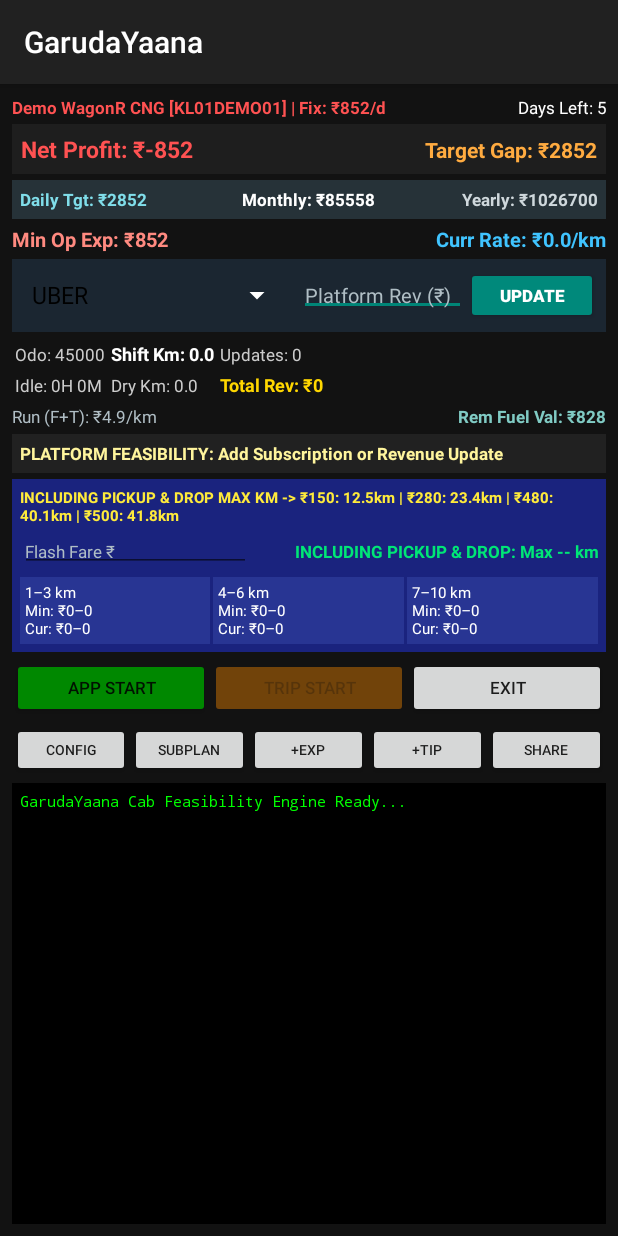
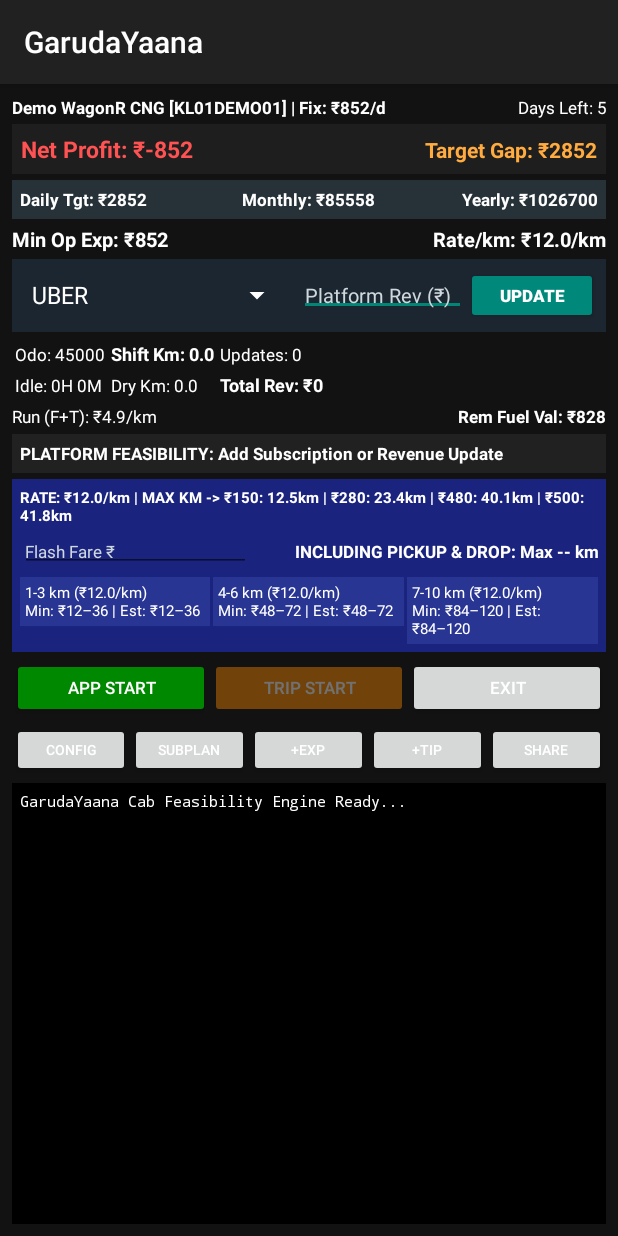
Before and after one commit to ramassociates/GarudaYaana, an Android app: the screen it shows after launch (MainActivity), on a phone screen of 412 x 824 dp. Run offline under Robolectric (Android 15) with nearby library versions, the phone set to English and light mode, and no system bars.

Commit message:
Add files via upload

```diff
--- a/app/src/main/java/com/example/garudayaana/MainActivity.java
+++ b/app/src/main/java/com/example/garudayaana/MainActivity.java
@@ -2,7 +2,6 @@ package com.example.garudayaana;
 
 import android.Manifest;
 import android.app.AlertDialog;
-import android.app.DatePickerDialog;
 import android.content.Context;
 import android.content.Intent;
 import android.content.SharedPreferences;
@@ -19,6 +18,7 @@ import android.speech.SpeechRecognizer;
 import android.text.Editable;
 import android.text.TextWatcher;
 import android.view.View;
+import android.view.ViewGroup;
 import android.view.WindowManager;
 import android.view.inputmethod.InputMethodManager;
 import android.widget.ArrayAdapter;
@@ -44,6 +44,7 @@ import java.util.ArrayList;
 import java.util.Calendar;
 import java.util.Date;
 import java.util.HashMap;
+import java.util.List;
 import java.util.Locale;
 import java.util.Scanner;
 import java.util.concurrent.Executors;
@@ -130,6 +131,30 @@ public class MainActivity extends AppCompatActivity {
     private final HashMap<String, String> platformSubInfoMap = new HashMap<>();
     private double dailyStandingCost = 0.0;
 
+    private ArrayAdapter<String> createWhiteSpinnerAdapter(List<String> items) {
+        return new ArrayAdapter<String>(this, android.R.layout.simple_spinner_item, items) {
+            @NonNull
+            @Override
+            public View getView(int position, View convertView, @NonNull ViewGroup parent) {
+                View v = super.getView(position, convertView, parent);
+                if (v instanceof TextView) {
+                    ((TextView) v).setTextColor(0xFFFFFFFF);
+                }
+                return v;
+            }
+
+            @Override
+            public View getDropDownView(int position, View convertView, @NonNull ViewGroup parent) {
+                View v = super.getDropDownView(position, convertView, parent);
+                if (v instanceof TextView) {
+                    ((TextView) v).setTextColor(0xFFFFFFFF);
+                    v.setBackgroundColor(0xFF1E1E1E);
+                }
+                return v;
+            }
+        };
+    }
+
     private void fetchTrainData(String url) {
         Executors.newSingleThreadExecutor().execute(() -> {
             OkHttpClient client = new OkHttpClient();
@@ -145,6 +170,7 @@ public class MainActivity extends AppCompatActivity {
 
     private void processCsvData(String data) {
         if (tvTrainData == null || data == null) return;
+        tvTrainData.setTextColor(0xFFFFFFFF);
         String[] lines = data.split("\n");
         StringBuilder displayData = new StringBuilder();
         for (int i = 1; i < lines.length; i++) {
@@ -274,6 +300,25 @@ public class MainActivity extends AppCompatActivity {
 
         btnAppToggle = findViewById(R.id.btnAppToggle);
         btnTripToggle = findViewById(R.id.btnTripToggle);
+
+        TextView[] whiteViews = {
+                tvVehicleStatus, tvDaysLeft, tvDailyGrossTarget, tvMonthlyGrossTarget,
+                tvYearlyGrossTarget, tvMinReqAvg, tvCurrentAvg, tvOdoMeter, tvTotalDist,
+                tvOrdersToday, tvWaitTime, tvDryRun, tvAvgFuelCons, tvAvailFuel,
+                tvEarnings, tvTerminalLog, tvTrainData, tvFlashOfferGuide, tvFlashFareResult,
+                tvRange1to3, tvRange4to6, tvRange7to10
+        };
+        for (TextView tv : whiteViews) {
+            if (tv != null) tv.setTextColor(0xFFFFFFFF);
+        }
+        if (etTotalRevenueInput != null) {
+            etTotalRevenueInput.setTextColor(0xFFFFFFFF);
+            etTotalRevenueInput.setHintTextColor(0xFFCFD8DC);
+        }
+        if (etFlashFareCheck != null) {
+            etFlashFareCheck.setTextColor(0xFFFFFFFF);
+            etFlashFareCheck.setHintTextColor(0xFFCFD8DC);
+        }
     }
 
     private void attachClickListenersSafely() {
@@ -283,6 +328,11 @@ public class MainActivity extends AppCompatActivity {
         Button btnShareCSV = findViewById(R.id.btnShareCSV);
         Button btnTips = findViewById(R.id.btnTips);
         Button btnExpense = findViewById(R.id.btnExpense);
+
+        Button[] allButtons = {btnExitApp, btnVehicleConfig, btnSubPlan, btnShareCSV, btnTips, btnExpense, btnUpdateRevenue, btnAppToggle, btnTripToggle};
+        for (Button b : allButtons) {
+            if (b != null) b.setTextColor(0xFFFFFFFF);
+        }
 
         if (etFlashFareCheck != null) {
             etFlashFareCheck.addTextChangedListener(new TextWatcher() {
@@ -403,7 +453,7 @@ public class MainActivity extends AppCompatActivity {
                 final EditText etTip = new EditText(this);
                 etTip.setHint("Tip Amount (₹)");
                 etTip.setTextColor(0xFFFFFFFF);
-                etTip.setHintTextColor(0xFFB0BEC5);
+                etTip.setHintTextColor(0xFFCFD8DC);
                 etTip.setInputType(android.text.InputType.TYPE_CLASS_NUMBER | android.text.InputType.TYPE_NUMBER_FLAG_DECIMAL);
                 b.setView(etTip);
                 b.setPositiveButton("Add", (d, w) -> {
@@ -613,7 +663,7 @@ public class MainActivity extends AppCompatActivity {
         l.addView(tvP);
 
         final Spinner spnPlat = new Spinner(this);
-        spnPlat.setAdapter(new ArrayAdapter<>(this, android.R.layout.simple_spinner_dropdown_item, speechPlatformsList));
+        spnPlat.setAdapter(createWhiteSpinnerAdapter(speechPlatformsList));
         l.addView(spnPlat);
 
         final EditText etFee = createDialogEditText(this, "Subscription Plan Fee (₹):", "165", l);
@@ -659,7 +709,7 @@ public class MainActivity extends AppCompatActivity {
         ArrayList<String> cats = new ArrayList<>(speechPlatformsList);
         cats.add("GENERAL / TOLL / TEA");
         final Spinner spnCat = new Spinner(this);
-        spnCat.setAdapter(new ArrayAdapter<>(this, android.R.layout.simple_spinner_dropdown_item, cats));
+        spnCat.setAdapter(createWhiteSpinnerAdapter(cats));
         l.addView(spnCat);
 
         final EditText etLabel = createDialogEditText(this, "Expense Head (e.g. Toll, Tea):", "", l);
@@ -828,11 +878,20 @@ public class MainActivity extends AppCompatActivity {
             double monthlyGrossTarget = (dailyStandingCost + dailyNetIncomeGoal) * 30.0;
             double yearlyGrossTarget = monthlyGrossTarget * 12.0;
 
-            if (tvDailyGrossTarget != null) tvDailyGrossTarget.setText("Daily Tgt: ₹" + String.format(Locale.US, "%.0f", dailyGrossTarget));
-            if (tvMonthlyGrossTarget != null) tvMonthlyGrossTarget.setText("Monthly: ₹" + String.format(Locale.US, "%.0f", monthlyGrossTarget));
-            if (tvYearlyGrossTarget != null) tvYearlyGrossTarget.setText("Yearly: ₹" + String.format(Locale.US, "%.0f", yearlyGrossTarget));
-
-            currentRatePerKm = (totalShiftKm > 0.05) ? (dailyEarningsSum / totalShiftKm) : 0.0;
+            if (tvDailyGrossTarget != null) {
+                tvDailyGrossTarget.setTextColor(0xFFFFFFFF);
+                tvDailyGrossTarget.setText("Daily Tgt: ₹" + String.format(Locale.US, "%.0f", dailyGrossTarget));
+            }
+            if (tvMonthlyGrossTarget != null) {
+                tvMonthlyGrossTarget.setTextColor(0xFFFFFFFF);
+                tvMonthlyGrossTarget.setText("Monthly: ₹" + String.format(Locale.US, "%.0f", monthlyGrossTarget));
+            }
+            if (tvYearlyGrossTarget != null) {
+                tvYearlyGrossTarget.setTextColor(0xFFFFFFFF);
+                tvYearlyGrossTarget.setText("Yearly: ₹" + String.format(Locale.US, "%.0f", yearlyGrossTarget));
+            }
+
+            currentRatePerKm = (totalShiftKm > 0.05) ? (dailyEarningsSum / totalShiftKm) : getMinBreakEvenRatePerKm();
 
             if (tvLiveNetProfit != null) {
                 tvLiveNetProfit.setText("Net Profit: ₹" + String.format(Locale.US, "%.0f", liveNetProfit));
@@ -849,16 +908,43 @@ public class MainActivity extends AppCompatActivity {
                 }
             }
 
-            if (tvMinReqAvg != null) tvMinReqAvg.setText("Min Op Exp: ₹" + String.format(Locale.US, "%.0f", minOperatingExpenditure));
-            if (tvCurrentAvg != null) tvCurrentAvg.setText("Curr Rate: ₹" + String.format(Locale.US, "%.1f/km", currentRatePerKm));
-
-            if (tvOdoMeter != null) tvOdoMeter.setText("Odo: " + String.format(Locale.US, "%.0f", vehicleOdoBaseline + totalShiftKm));
-            if (tvTotalDist != null) tvTotalDist.setText("Shift Km: " + String.format(Locale.US, "%.1f", totalShiftKm));
-            if (tvDryRun != null) tvDryRun.setText("Dry Km: " + String.format(Locale.US, "%.1f", dryRunDistanceKm));
-            if (tvOrdersToday != null) tvOrdersToday.setText("Updates: " + dailyOrdersCount);
-            if (tvEarnings != null) tvEarnings.setText("Total Rev: ₹" + String.format(Locale.US, "%.0f", dailyEarningsSum));
-            if (tvAvgFuelCons != null) tvAvgFuelCons.setText("Run (F+T): ₹" + String.format(Locale.US, "%.1f/km", totalRunCostPerKm));
-            if (tvAvailFuel != null) tvAvailFuel.setText("Rem Fuel Val: ₹" + String.format(Locale.US, "%.0f", remainingFuelValueRs));
+            if (tvMinReqAvg != null) {
+                tvMinReqAvg.setTextColor(0xFFFFFFFF);
+                tvMinReqAvg.setText("Min Op Exp: ₹" + String.format(Locale.US, "%.0f", minOperatingExpenditure));
+            }
+            if (tvCurrentAvg != null) {
+                tvCurrentAvg.setTextColor(0xFFFFFFFF);
+                tvCurrentAvg.setText("Rate/km: ₹" + String.format(Locale.US, "%.1f/km", currentRatePerKm));
+            }
+
+            if (tvOdoMeter != null) {
+                tvOdoMeter.setTextColor(0xFFFFFFFF);
+                tvOdoMeter.setText("Odo: " + String.format(Locale.US, "%.0f", vehicleOdoBaseline + totalShiftKm));
+            }
+            if (tvTotalDist != null) {
+                tvTotalDist.setTextColor(0xFFFFFFFF);
+                tvTotalDist.setText("Shift Km: " + String.format(Locale.US, "%.1f", totalShiftKm));
+            }
+            if (tvDryRun != null) {
+                tvDryRun.setTextColor(0xFFFFFFFF);
+                tvDryRun.setText("Dry Km: " + String.format(Locale.US, "%.1f", dryRunDistanceKm));
+            }
+            if (tvOrdersToday != null) {
+                tvOrdersToday.setTextColor(0xFFFFFFFF);
+                tvOrdersToday.setText("Updates: " + dailyOrdersCount);
+            }
+            if (tvEarnings != null) {
+                tvEarnings.setTextColor(0xFFFFFFFF);
+                tvEarnings.setText("Total Rev: ₹" + String.format(Locale.US, "%.0f", dailyEarningsSum));
+            }
+            if (tvAvgFuelCons != null) {
+                tvAvgFuelCons.setTextColor(0xFFFFFFFF);
+                tvAvgFuelCons.setText("Run (F+T): ₹" + String.format(Locale.US, "%.1f/km", totalRunCostPerKm));
+            }
+            if (tvAvailFuel != null) {
+                tvAvailFuel.setTextColor(0xFFFFFFFF);
+                tvAvailFuel.setText("Rem Fuel Val: ₹" + String.format(Locale.US, "%.0f", remainingFuelValueRs));
+            }
 
             updatePlatformFeasibilityBanner(totalShiftKm, totalRunCostPerKm);
             updateFeasibilityRangeChart();
@@ -870,7 +956,7 @@ public class MainActivity extends AppCompatActivity {
         if (tvPlatformFeasibility == null) return;
         if (platformRevenueMap.isEmpty() && platformExpenseMap.isEmpty()) {
             tvPlatformFeasibility.setText("PLATFORM FEASIBILITY: Add Subscription or Revenue Update");
-            tvPlatformFeasibility.setTextColor(0xFFFFF59D);
+            tvPlatformFeasibility.setTextColor(0xFFFFFFFF);
             return;
         }
 
@@ -893,46 +979,71 @@ public class MainActivity extends AppCompatActivity {
               .append(verdict).append(" (₹").append(String.format(Locale.US, "%.0f", platNet)).append(")");
         }
 
+        tvPlatformFeasibility.setTextColor(0xFFFFFFFF);
         tvPlatformFeasibility.setText(sb.length() == 0 ? "PLATFORM FEASIBILITY: Ready" : sb.toString());
     }
 
     private double getMinBreakEvenRatePerKm() {
+        calculateMathematicalDailyStandingCost30Day();
         double totalRunCostPerKm = getTotalPerKmWearAndFuelCost();
         double standingPerKm = dailyStandingCost / 120.0;
-        return totalRunCostPerKm + standingPerKm;
+        double rate = totalRunCostPerKm + standingPerKm;
+        return rate > 0.1 ? rate : 12.0;
     }
 
     private void updateFeasibilityRangeChart() {
         double minBreakEvenPerKm = getMinBreakEvenRatePerKm();
-        double maxKm150 = minBreakEvenPerKm > 0 ? (150.0 / minBreakEvenPerKm) : 0;
-        double maxKm280 = minBreakEvenPerKm > 0 ? (280.0 / minBreakEvenPerKm) : 0;
-        double maxKm480 = minBreakEvenPerKm > 0 ? (480.0 / minBreakEvenPerKm) : 0;
-        double maxKm500 = minBreakEvenPerKm > 0 ? (500.0 / minBreakEvenPerKm) : 0;
+        double effectivePerKm = (getTotalShiftKm() > 0.05 && dailyEarningsSum > 0)
+                ? (dailyEarningsSum / getTotalShiftKm())
+                : minBreakEvenPerKm;
+
+        double maxKm150 = 150.0 / minBreakEvenPerKm;
+        double maxKm280 = 280.0 / minBreakEvenPerKm;
+        double maxKm480 = 480.0 / minBreakEvenPerKm;
+        double maxKm500 = 500.0 / minBreakEvenPerKm;
 
         if (tvFlashOfferGuide != null) {
+            tvFlashOfferGuide.setTextColor(0xFFFFFFFF);
             tvFlashOfferGuide.setText(String.format(Locale.US,
-                    "INCLUDING PICKUP & DROP MAX KM -> ₹150: %.1fkm | ₹280: %.1fkm | ₹480: %.1fkm | ₹500: %.1fkm",
-                    maxKm150, maxKm280, maxKm480, maxKm500));
-        }
+                    "RATE: ₹%.1f/km | MAX KM -> ₹150: %.1fkm | ₹280: %.1fkm | ₹480: %.1fkm | ₹500: %.1fkm",
+                    minBreakEvenPerKm, maxKm150, maxKm280, maxKm480, maxKm500));
+        }
+
+        double min1to3 = Math.max(1.0, Math.ceil(1.0 * minBreakEvenPerKm));
+        double max1to3 = Math.max(min1to3 + 1.0, Math.ceil(3.0 * minBreakEvenPerKm));
+        double cur1to3Low = Math.max(1.0, Math.round(1.0 * effectivePerKm));
+        double cur1to3High = Math.max(cur1to3Low + 1.0, Math.round(3.0 * effectivePerKm));
+
+        double min4to6 = Math.max(1.0, Math.ceil(4.0 * minBreakEvenPerKm));
+        double max4to6 = Math.max(min4to6 + 1.0, Math.ceil(6.0 * minBreakEvenPerKm));
+        double cur4to6Low = Math.max(1.0, Math.round(4.0 * effectivePerKm));
+        double cur4to6High = Math.max(cur4to6Low + 1.0, Math.round(6.0 * effectivePerKm));
+
+        double min7to10 = Math.max(1.0, Math.ceil(7.0 * minBreakEvenPerKm));
+        double max7to10 = Math.max(min7to10 + 1.0, Math.ceil(10.0 * minBreakEvenPerKm));
+        double cur7to10Low = Math.max(1.0, Math.round(7.0 * effectivePerKm));
+        double cur7to10High = Math.max(cur7to10Low + 1.0, Math.round(10.0 * effectivePerKm));
+
         if (tvRange1to3 != null) {
-            tvRange1to3.setText(String.format(Locale.US, "1–3 km\nMin: ₹%.0f–%.0f\nCur: ₹%.0f–%.0f",
-                    Math.ceil(1.0 * minBreakEvenPerKm), Math.ceil(3.0 * minBreakEvenPerKm),
-                    Math.round(1.0 * currentRatePerKm), Math.round(3.0 * currentRatePerKm)));
+            tvRange1to3.setTextColor(0xFFFFFFFF);
+            tvRange1to3.setText(String.format(Locale.US, "1-3 km (₹%.1f/km)\nMin: ₹%.0f–%.0f | Est: ₹%.0f–%.0f",
+                    minBreakEvenPerKm, min1to3, max1to3, cur1to3Low, cur1to3High));
         }
         if (tvRange4to6 != null) {
-            tvRange4to6.setText(String.format(Locale.US, "4–6 km\nMin: ₹%.0f–%.0f\nCur: ₹%.0f–%.0f",
-                    Math.ceil(4.0 * minBreakEvenPerKm), Math.ceil(6.0 * minBreakEvenPerKm),
-                    Math.round(4.0 * currentRatePerKm), Math.round(6.0 * currentRatePerKm)));
+            tvRange4to6.setTextColor(0xFFFFFFFF);
+            tvRange4to6.setText(String.format(Locale.US, "4-6 km (₹%.1f/km)\nMin: ₹%.0f–%.0f | Est: ₹%.0f–%.0f",
+                    minBreakEvenPerKm, min4to6, max4to6, cur4to6Low, cur4to6High));
         }
         if (tvRange7to10 != null) {
-            tvRange7to10.setText(String.format(Locale.US, "7–10 km\nMin: ₹%.0f–%.0f\nCur: ₹%.0f–%.0f",
-                    Math.ceil(7.0 * minBreakEvenPerKm), Math.ceil(10.0 * minBreakEvenPerKm),
-                    Math.round(7.0 * currentRatePerKm), Math.round(10.0 * currentRatePerKm)));
+            tvRange7to10.setTextColor(0xFFFFFFFF);
+            tvRange7to10.setText(String.format(Locale.US, "7-10 km (₹%.1f/km)\nMin: ₹%.0f–%.0f | Est: ₹%.0f–%.0f",
+                    minBreakEvenPerKm, min7to10, max7to10, cur7to10Low, cur7to10High));
         }
     }
 
     private void updateFlashFareInstantResult() {
         if (etFlashFareCheck == null || tvFlashFareResult == null) return;
+        tvFlashFareResult.setTextColor(0xFFFFFFFF);
         String raw = etFlashFareCheck.getText().toString().trim();
         if (raw.isEmpty()) {
             tvFlashFareResult.setText("INCLUDING PICKUP & DROP: Max -- km");
@@ -941,8 +1052,8 @@ public class MainActivity extends AppCompatActivity {
         try {
             double offerFare = Double.parseDouble(raw);
             double minRate = getMinBreakEvenRatePerKm();
-            double maxSafeKm = minRate > 0 ? (offerFare / minRate) : 0.0;
-            tvFlashFareResult.setText(String.format(Locale.US, "INCLUDING PICKUP & DROP: Max %.1f km", maxSafeKm));
+            double maxSafeKm = offerFare / minRate;
+            tvFlashFareResult.setText(String.format(Locale.US, "INCLUDING PICKUP & DROP: Max %.1f km (@₹%.1f/km)", maxSafeKm, minRate));
         } catch (Exception e) {
             tvFlashFareResult.setText("INCLUDING PICKUP & DROP: Max -- km");
         }
@@ -1292,7 +1403,7 @@ public class MainActivity extends AppCompatActivity {
 
     private void refreshQuickPlatformSpinner() {
         if (spnQuickPlatform == null) return;
-        spnQuickPlatform.setAdapter(new ArrayAdapter<>(this, android.R.layout.simple_spinner_dropdown_item, speechPlatformsList));
+        spnQuickPlatform.setAdapter(createWhiteSpinnerAdapter(speechPlatformsList));
     }
 
     private void addDynamicExpenseRowEntry(Context ctx, LinearLayout container, CustomExpense expenseData) {
@@ -1304,6 +1415,7 @@ public class MainActivity extends AppCompatActivity {
         etNameInput.setHint("Label (EMI)");
         etNameInput.setText(expenseData.name);
         etNameInput.setTextColor(0xFFFFFFFF);
+        etNameInput.setHintTextColor(0xFFCFD8DC);
         etNameInput.setLayoutParams(new LinearLayout.LayoutParams(0, LinearLayout.LayoutParams.WRAP_CONTENT, 1.2f));
         rowLine.addView(etNameInput);
 
@@ -1312,14 +1424,18 @@ public class MainActivity extends AppCompatActivity {
         etAmtInput.setInputType(android.text.InputType.TYPE_CLASS_NUMBER);
         etAmtInput.setText(expenseData.amount <= 0 ? "" : String.valueOf(expenseData.amount));
         etAmtInput.setTextColor(0xFFFFFFFF);
+        etAmtInput.setHintTextColor(0xFFCFD8DC);
         etAmtInput.setLayoutParams(new LinearLayout.LayoutParams(0, LinearLayout.LayoutParams.WRAP_CONTENT, 0.9f));
         rowLine.addView(etAmtInput);
 
         final Spinner spnPeriodInput = new Spinner(ctx);
-        String[] opts = {"Daily", "Monthly", "Yearly"};
-        spnPeriodInput.setAdapter(new ArrayAdapter<>(ctx, android.R.layout.simple_spinner_item, opts));
-        for (int i = 0; i < opts.length; i++) {
-            if (opts[i].equalsIgnoreCase(expenseData.period)) spnPeriodInput.setSelection(i);
+        ArrayList<String> opts = new ArrayList<>();
+        opts.add("Daily");
+        opts.add("Monthly");
+        opts.add("Yearly");
+        spnPeriodInput.setAdapter(createWhiteSpinnerAdapter(opts));
+        for (int i = 0; i < opts.size(); i++) {
+            if (opts.get(i).equalsIgnoreCase(expenseData.period)) spnPeriodInput.setSelection(i);
         }
         spnPeriodInput.setLayoutParams(new LinearLayout.LayoutParams(0, LinearLayout.LayoutParams.WRAP_CONTENT, 1.1f));
         rowLine.addView(spnPeriodInput);
@@ -1530,6 +1646,7 @@ public class MainActivity extends AppCompatActivity {
 
             String savedLog = readPrefAsString("terminalLog", "");
             if (!savedLog.isEmpty() && tvTerminalLog != null) {
+                tvTerminalLog.setTextColor(0xFFFFFFFF);
                 tvTerminalLog.setText(savedLog);
             }
         } catch (Exception ignored) {
@@ -1718,6 +1835,7 @@ public class MainActivity extends AppCompatActivity {
 
     private void updateWaitingTimeDisplayField() {
         if (tvWaitTime == null) return;
+        tvWaitTime.setTextColor(0xFFFFFFFF);
         long min = (totalWaitingTimeMs / 1000) / 60;
         tvWaitTime.setText("Idle: " + (min / 60) + "H " + (min % 60) + "M");
     }
@@ -1725,6 +1843,8 @@ public class MainActivity extends AppCompatActivity {
     private void refreshSystemButtonUI() {
         try {
             if (btnAppToggle != null && btnTripToggle != null) {
+                btnAppToggle.setTextColor(0xFFFFFFFF);
+                btnTripToggle.setTextColor(0xFFFFFFFF);
                 if (isAppStarted) {
                     btnAppToggle.setText("App Stop");
                     btnAppToggle.setBackgroundTintList(android.content.res.ColorStateList.valueOf(0xFFCC0000));
@@ -1746,7 +1866,7 @@ public class MainActivity extends AppCompatActivity {
             }
             if (tvVehicleStatus != null && !regNumber.isEmpty()) {
                 tvVehicleStatus.setText(vehicleName + " [" + regNumber + "] | Fix: ₹" + String.format(Locale.US, "%.0f/d", dailyStandingCost));
-                tvVehicleStatus.setTextColor(isAppStarted ? 0xFF00E676 : 0xFFFF5252);
+                tvVehicleStatus.setTextColor(isAppStarted ? 0xFF00E676 : 0xFFFFFFFF);
             }
         } catch (Exception ignored) {}
     }
@@ -1754,6 +1874,7 @@ public class MainActivity extends AppCompatActivity {
     private void logToTerminal(String message) {
         try {
             if (tvTerminalLog == null) return;
+            tvTerminalLog.setTextColor(0xFFFFFFFF);
             String timestamp = new SimpleDateFormat("HH:mm", Locale.getDefault()).format(new Date());
             tvTerminalLog.append(timestamp + " " + message + "\n");
             if (svTerminal != null) {
@@ -1771,13 +1892,14 @@ public class MainActivity extends AppCompatActivity {
         EditText et = new EditText(ctx);
         et.setText(text);
         et.setTextColor(0xFFFFFFFF);
-        et.setHintTextColor(0xFFB0BEC5);
+        et.setHintTextColor(0xFFCFD8DC);
         container.addView(et);
         return et;
     }
 
     private void calculateRemainingWorkingDaysSafe() {
         if (tvDaysLeft == null) return;
+        tvDaysLeft.setTextColor(0xFFFFFFFF);
         Calendar cal = Calendar.getInstance();
         int todayDay = cal.get(Calendar.DAY_OF_MONTH);
         int maxDay = cal.getActualMaximum(Calendar.DAY_OF_MONTH);
```
